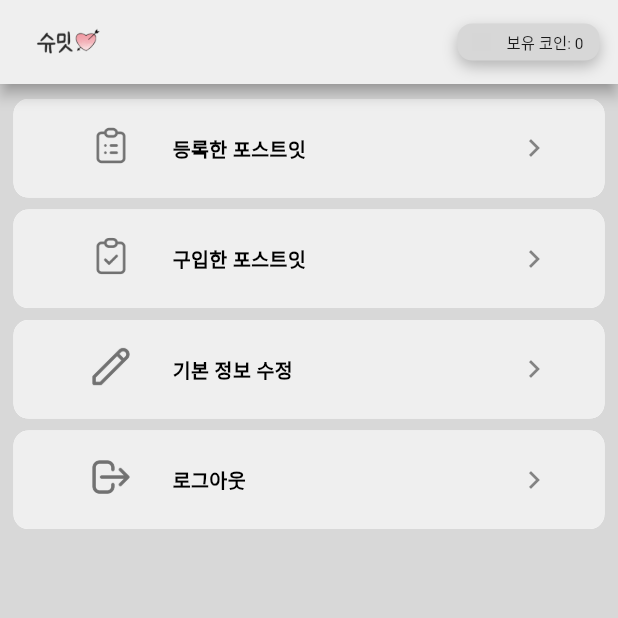
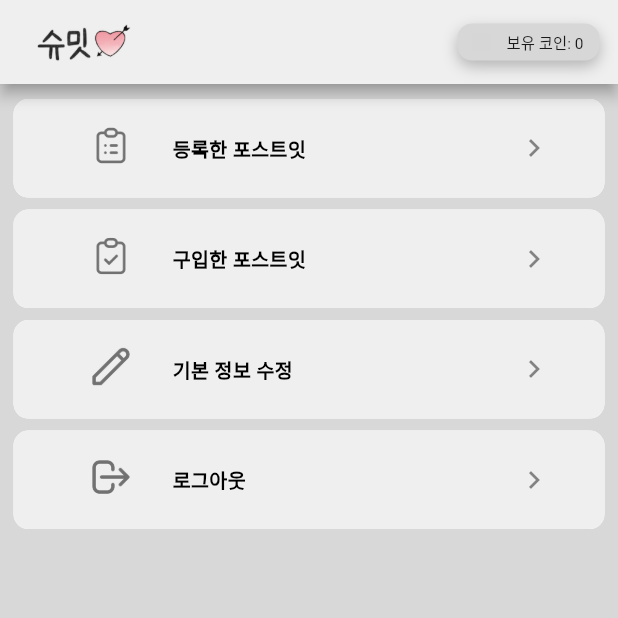
Before and after one commit to SoulTree-Lovers/SSU_Meet_FE, a Flutter app: the ResponsiveWebLayout screen opened directly, item 3 of the bottom bar chosen, on a phone screen of 412 x 824 dp, the top half of it. Run offline on Flutter 3.47's test engine with Material 2 defaults, Android fonts, the phone set to English and light mode, and no system bars; our stand-ins replace flutter_secure_storage; missing offline and left inert: bottom_picker; accounts and stored records are empty; network calls fail; Roboto replaces fonts that are missing (NanumSquareRoundBold, NanumSquare_ac); grey boxes are pictures that could not be loaded.

Commit message:
앱바 로고 사이즈  키움

```diff
--- a/ssu_meet/lib/pages/responsive_page.dart
+++ b/ssu_meet/lib/pages/responsive_page.dart
@@ -29,7 +29,7 @@ class _ResponsiveWebLayoutState extends State<ResponsiveWebLayout> {
 
   // 서버에서 코인 가져오기
   void getCoinFromServer() async {
-    const url = 'http://localhost:8080/v1/members/mycoin';
+    const url = 'http://43.202.77.44:8080/v1/members/mycoin';
     var token = await storage.read(key: "token");
 
     var response = await http.get(
@@ -90,10 +90,10 @@ class _ResponsiveWebLayoutState extends State<ResponsiveWebLayout> {
               mainAxisAlignment: MainAxisAlignment.spaceBetween,
               children: [
                 Padding(
-                  padding: EdgeInsets.only(left: screenWidth * 0.05),
+                  padding: EdgeInsets.only(left: screenWidth * 0.05, top: screenWidth * 0.005),
                   child: Container(
-                    width: screenWidth * 0.12,
-                    height: screenHeight * 0.025,
+                    width: screenWidth * 0.17,
+                    height: screenHeight * 0.04,
                     decoration: const BoxDecoration(
                       image: DecorationImage(
                         fit: BoxFit.cover,
```
